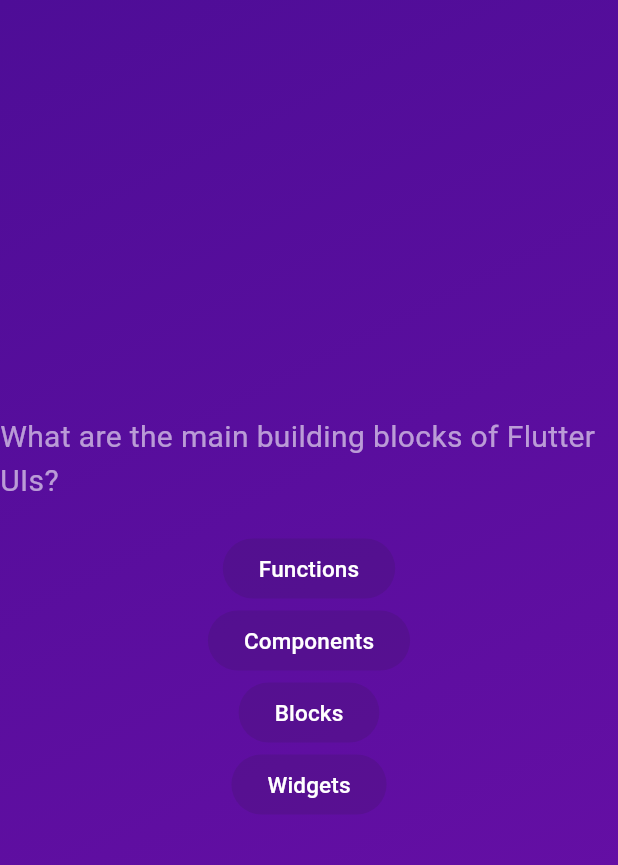
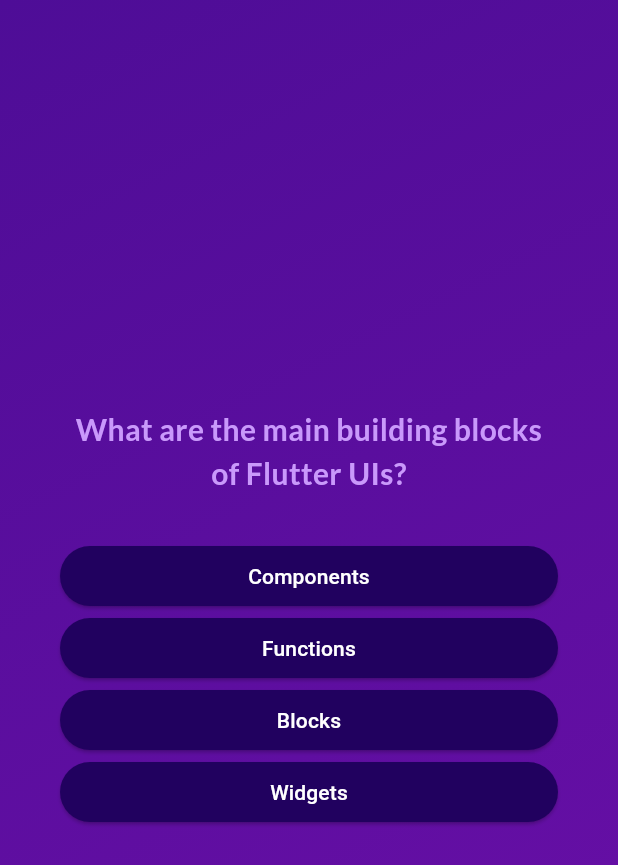
Before and after one commit to madhusudanrathi99/quiz_app, a Flutter app: the screen it shows after launch, after a tap on "Start Quiz", on a phone screen of 412 x 824 dp. Shown: the top 865 px of the screen. Run offline on Flutter 3.47's test engine with Material 3 defaults, Android fonts, the phone set to English and light mode, and no system bars; our stand-ins replace google_fonts.

```diff
--- /dev/null
+++ b/lib/data/questions.dart
@@ -0,0 +1,58 @@
+import 'package:quiz_app/models/quiz_question.dart';
+
+const questions = [
+  QuizQuestion(
+    'What are the main building blocks of Flutter UIs?',
+    [
+      'Widgets',
+      'Components',
+      'Blocks',
+      'Functions',
+    ],
+  ),
+  QuizQuestion(
+    'How are Flutter UIs built?',
+    [
+      'By combining widgets in code',
+      'By combining widgets in a visual editor',
+      'By defining widgets in config files',
+      'By using XCode for iOS and Android Studio for Android',
+    ],
+  ),
+  QuizQuestion(
+    'What\'s the purpose of a StatefulWidget?',
+    [
+      'Update UI as data changes',
+      'Update data as UI changes',
+      'Ignore data changes',
+      'Render UI that does not depend on data',
+    ],
+  ),
+  QuizQuestion(
+    'Which widget should you try to use more often: StatelessWidget or StatefulWidget?',
+    [
+      'StatelessWidget',
+      'StatefulWidget',
+      'Both are equally good',
+      'None of the above',
+    ],
+  ),
+  QuizQuestion(
+    'What happens if you change data in a StatelessWidget?',
+    [
+      'The UI is not updated',
+      'The UI is updated',
+      'The closest StatefulWidget is updated',
+      'Any nested StatefulWidgets are updated',
+    ],
+  ),
+  QuizQuestion(
+    'How should you update data inside of StatefulWidgets?',
+    [
+      'By calling setState()',
+      'By calling updateData()',
+      'By calling updateUI()',
+      'By calling updateState()',
+    ],
+  ),
+];
--- /dev/null
+++ b/lib/models/quiz_question.dart
@@ -0,0 +1,12 @@
+class QuizQuestion {
+  const QuizQuestion(this.question, this.options);
+
+  final String question;
+  final List<String> options;
+
+  List<String> getShuffledAnswers() {
+    final answers = List.of(options);
+    answers.shuffle();
+    return answers;
+  }
+}
--- a/lib/questions_screen.dart
+++ b/lib/questions_screen.dart
@@ -1,7 +1,11 @@
 import 'package:flutter/material.dart';
+import 'package:google_fonts/google_fonts.dart';
+import 'package:quiz_app/data/questions.dart';
 
 class QuestionsScreen extends StatefulWidget {
-  const QuestionsScreen({super.key});
+  const QuestionsScreen(this.chooseAnswer, {super.key});
+
+  final void Function(String) chooseAnswer;
 
   @override
   State<QuestionsScreen> createState() => _QuestionsScreenState();
@@ -9,67 +13,58 @@ class QuestionsScreen extends StatefulWidget {
 
 class _QuestionsScreenState extends State<QuestionsScreen> {
   int questionIndex = 0;
-  void nextQuestion() {
+  void nextQuestion(String selectedOption) {
+    widget.chooseAnswer(selectedOption);
     setState(() {
       questionIndex++;
+      if (questionIndex == questions.length) {
+        questionIndex = 0;
+      }
     });
   }
 
   @override
   Widget build(BuildContext context) {
-    return const Column(
+    final currentQuestion = questions[questionIndex];
+    return Container(
+      margin: const EdgeInsets.all(40),
+      child: Column(
+        mainAxisSize: MainAxisSize.min,
         mainAxisAlignment: MainAxisAlignment.center,
-      crossAxisAlignment: CrossAxisAlignment.center,
+        crossAxisAlignment: CrossAxisAlignment.stretch,
         children: [
           Text(
-          'What are the main building blocks of Flutter UIs?',
-          style: TextStyle(
-            color: Color.fromARGB(150, 255, 255, 255),
+            currentQuestion.question,
+            style: GoogleFonts.lato(
+              color: const Color.fromARGB(255, 201, 153, 251),
               fontSize: 20,
+              fontWeight: FontWeight.bold,
+            ),
+            textAlign: TextAlign.center,
+          ),
+          const SizedBox(height: 30),
+          ...currentQuestion.getShuffledAnswers().map((option) {
+            return ElevatedButton(
+              onPressed: () => nextQuestion(option),
+              style: ElevatedButton.styleFrom(
+                padding: const EdgeInsets.symmetric(
+                  vertical: 10,
+                  horizontal: 40,
+                ),
+                backgroundColor: const Color.fromARGB(255, 33, 1, 95),
+                foregroundColor: Colors.white,
+                shape: RoundedRectangleBorder(
+                  borderRadius: BorderRadius.circular(40),
                 ),
               ),
-        SizedBox(height: 20),
-        ElevatedButton(
-          onPressed: null,
               child: Text(
-            'Functions',
-            style: TextStyle(
-              color: Color.fromARGB(255, 255, 255, 255),
-              fontSize: 15,
+                option,
+                textAlign: TextAlign.center,
               ),
+            );
+          }),
+        ],
       ),
-        ),
-        ElevatedButton(
-          onPressed: null,
-          child: Text(
-            'Components',
-            style: TextStyle(
-              color: Color.fromARGB(255, 255, 255, 255),
-              fontSize: 15,
-            ),
-          ),
-        ),
-        ElevatedButton(
-          onPressed: null,
-          child: Text(
-            'Blocks',
-            style: TextStyle(
-              color: Color.fromARGB(255, 255, 255, 255),
-              fontSize: 15,
-            ),
-          ),
-        ),
-        ElevatedButton(
-          onPressed: null,
-          child: Text(
-            'Widgets',
-            style: TextStyle(
-              color: Color.fromARGB(255, 255, 255, 255),
-              fontSize: 15,
-            ),
-          ),
-        ),
-      ],
     );
   }
 }
--- a/lib/quiz.dart
+++ b/lib/quiz.dart
@@ -1,6 +1,7 @@
 import 'package:flutter/material.dart';
 import 'package:quiz_app/start_screen.dart';
 import 'package:quiz_app/questions_screen.dart';
+import 'package:quiz_app/result_screen.dart';
 
 class Quiz extends StatefulWidget {
   const Quiz({super.key});
@@ -10,6 +11,7 @@ class Quiz extends StatefulWidget {
 }
 
 class _QuizState extends State<Quiz> {
+  final List<String> selectedAnswers = [];
   Widget? activeScreen;
 
   @override
@@ -20,8 +22,17 @@ class _QuizState extends State<Quiz> {
 
   void switchScreen() {
     setState(() {
-      activeScreen = const QuestionsScreen();
+      activeScreen = QuestionsScreen(chooseAnswer);
     });
+  }
+
+  void chooseAnswer(String answer) {
+    selectedAnswers.add(answer);
+    if (selectedAnswers.length == 6) {
+      setState(() {
+        activeScreen = ResultScreen();
+      });
+    }
   }
 
   @override
--- /dev/null
+++ b/lib/result_screen.dart
@@ -0,0 +1,14 @@
+import 'package:flutter/material.dart';
+
+class ResultScreen extends StatelessWidget {
+  const ResultScreen({super.key});
+
+  @override
+  Widget build(BuildContext context) {
+    return const Center(
+      child: Column(
+        children: [],
+      ),
+    );
+  }
+}
--- a/lib/start_screen.dart
+++ b/lib/start_screen.dart
@@ -1,4 +1,5 @@
 import 'package:flutter/material.dart';
+import 'package:google_fonts/google_fonts.dart';
 
 class StartScreen extends StatelessWidget {
   const StartScreen(this.startQuiz, {super.key});
@@ -19,11 +20,11 @@ class StartScreen extends StatelessWidget {
         const SizedBox(
           height: 80,
         ),
-        const Text(
+        Text(
           'Learn Flutter the fun way!',
-          style: TextStyle(
+          style: GoogleFonts.lato(
             fontSize: 24,
-            color: Colors.white,
+            color: const Color.fromARGB(255, 237, 223, 252),
           ),
         ),
         const SizedBox(
--- a/pubspec.yaml
+++ b/pubspec.yaml
@@ -35,6 +35,7 @@ dependencies:
   # The following adds the Cupertino Icons font to your application.
   # Use with the CupertinoIcons class for iOS style icons.
   cupertino_icons: ^1.0.2
+  google_fonts: ^4.0.3
 
 dev_dependencies:
   flutter_test:
```
Also changed, not shown: pubspec.lock, 1 other file. Lines whose indentation alone changed are shown as unchanged.
